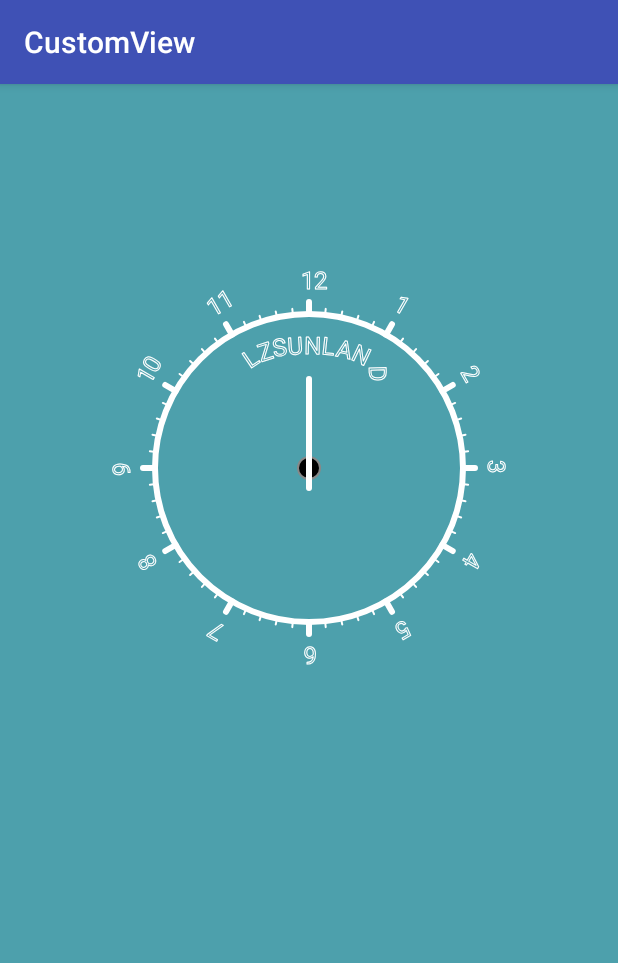
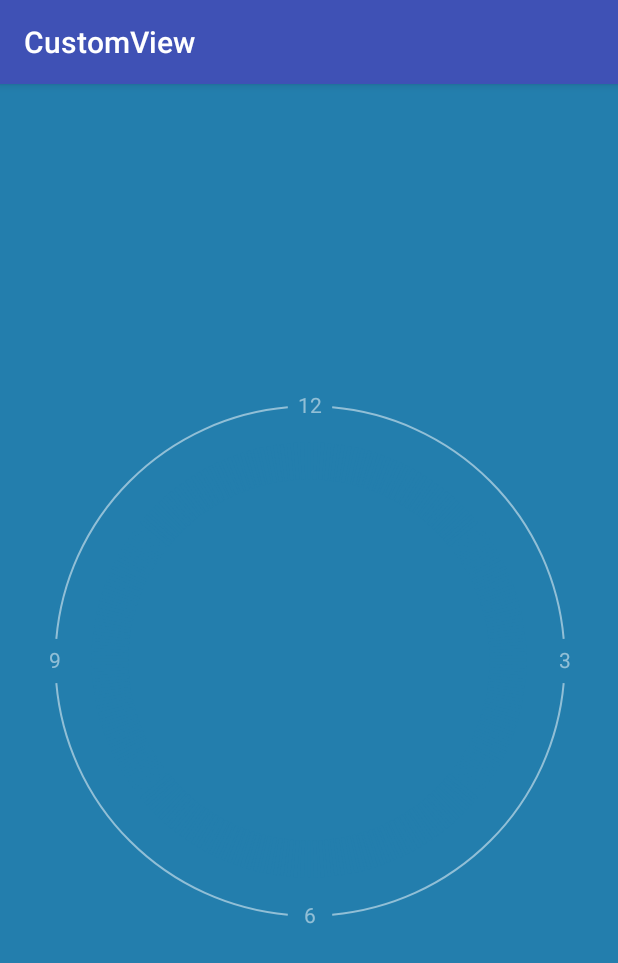
Before and after one commit to colonel1435/CustomView, an Android app: the CanvasViewActivity screen opened directly, with no data from a screen before it, on a phone screen of 412 x 824 dp. Shown: the top 963 px of the screen. Run offline under Robolectric (Android 15) with nearby library versions, the phone set to English and light mode, and no system bars; libraries missing offline, so code that uses them is left out: cn.pedant, com.orhanobut.logger.

Commit message:
Add MiClockView

```diff
--- a/app/src/main/java/com/zero/customview/CanvasViewActivity.java
+++ b/app/src/main/java/com/zero/customview/CanvasViewActivity.java
@@ -11,7 +11,6 @@ public class CanvasViewActivity extends AppCompatActivity {
     protected void onCreate(Bundle savedInstanceState) {
         super.onCreate(savedInstanceState);
         setContentView(R.layout.activity_canvas_view);
-//        setContentView(new ClockView(this));
         mContext = this;
     }
 
--- a/app/src/main/java/com/zero/customview/MainActivity.java
+++ b/app/src/main/java/com/zero/customview/MainActivity.java
@@ -39,6 +39,7 @@ import android.widget.ProgressBar;
 import android.widget.TextView;
 import android.widget.Toast;
 
+import com.orhanobut.logger.Logger;
 import com.zero.customview.adapter.MyGridDividerItemDecoration;
 import com.zero.customview.adapter.RecyclerItemClickListener;
 import com.zero.customview.adapter.RecyclerViewCommonAdapter;
@@ -79,6 +80,8 @@ public class MainActivity extends AppCompatActivity
 
         initData();
         initView();
+
+        Logger.init("wumin").methodCount(0);
     }
 
     private void initData() {
--- /dev/null
+++ b/app/src/main/java/com/zero/customview/view/MiClockView.java
@@ -0,0 +1,262 @@
+package com.zero.customview.view;
+
+import android.animation.ValueAnimator;
+import android.content.Context;
+import android.content.pm.ProviderInfo;
+import android.content.res.TypedArray;
+import android.graphics.Camera;
+import android.graphics.Canvas;
+import android.graphics.Color;
+import android.graphics.Matrix;
+import android.graphics.Paint;
+import android.graphics.Path;
+import android.graphics.Rect;
+import android.graphics.RectF;
+import android.graphics.SweepGradient;
+import android.provider.CalendarContract;
+import android.support.annotation.Nullable;
+import android.util.AttributeSet;
+import android.view.View;
+
+import com.orhanobut.logger.Logger;
+import com.zero.customview.CanvasViewActivity;
+import com.zero.customview.R;
+import com.zero.customview.utils.DisplayUtils;
+
+import java.util.Calendar;
+
+import cn.pedant.SweetAlert.SweetAlertDialog;
+
+/**
+ * Description
+ * Author : Mr.wumin
+ * Email  : fusu1435@163.com
+ * Date   : 2017/7/17 0017 14:46
+ */
+
+public class MiClockView extends View {
+    private Canvas mCanvas;
+    private Paint mTextPaint;
+    private Rect mTextRect;
+    private Paint mCirclePaint;
+    private float mCircleWidth = 2;
+    private RectF mCircleRectF;
+    private RectF mScaleRectF;
+    private Paint mScaleLinePaint;
+    private Paint mScaleArcPaint;
+    private Paint mHourHandPaint;
+    private Paint mMinuteHandPaint;
+    private Paint mScondHandPaint;
+    private Path mHoutHandPath;
+    private Path mMinuteHandPath;
+    private Path mSecondHandPath;
+
+    private int mLightColor;
+    private int mDarkColor;
+    private int mBgColor;
+    private float mTextSize;
+    private float mRadius;
+    private float mScaleLength;
+
+    private float mHourAngle;
+    private float mMinuteAngle;
+    private float mSecondAngle;
+
+    private float mDefaultPadding;
+    private float mPaddingLeft;
+    private float mPaddingRight;
+    private float mPaddingTop;
+    private float mPaddingBottom;
+
+    private SweepGradient mSweepGradient;
+    private Matrix mGradientMatrix;
+    private Matrix mCameraMatrix;
+    private Camera mCamera;
+    private float mCameraRotateX;
+    private float mCameraRotateY;
+    private float mCameraRotateMax = 10;
+    private float mCanvasTranslateX;
+    private float mCanvasTranslateY;
+    private float mCanvasTranslateMax;
+    private ValueAnimator mShakeAnim;
+
+    public MiClockView(Context context) {
+        this(context, null);
+    }
+
+    public MiClockView(Context context, @Nullable AttributeSet attrs) {
+        this(context, attrs, 0);
+    }
+
+    public MiClockView(Context context, @Nullable AttributeSet attrs, int defStyleAttr) {
+        super(context, attrs, defStyleAttr);
+
+        TypedArray ta = context.obtainStyledAttributes(attrs, R.styleable.MiClockView, defStyleAttr, 0);
+        mBgColor = ta.getColor(R.styleable.MiClockView_backgroundColor, Color.parseColor("#237EAD"));
+        mLightColor = ta.getColor(R.styleable.MiClockView_lightColor, Color.parseColor("#FFFFFF"));
+        mDarkColor = ta.getColor(R.styleable.MiClockView_darkColor, Color.parseColor("#80FFFFFF"));
+        mTextSize = ta.getDimension(R.styleable.MiClockView_textSize, DisplayUtils.sp2px(context, 14));
+        ta.recycle();
+
+        initView();
+    }
+
+    private void initView() {
+        setBackgroundColor(mBgColor);
+
+        mHourHandPaint = new Paint(Paint.ANTI_ALIAS_FLAG);
+        mHourHandPaint.setStyle(Paint.Style.FILL);
+        mHourHandPaint.setColor(mDarkColor);
+
+        mMinuteHandPaint = new Paint(Paint.ANTI_ALIAS_FLAG);
+        mMinuteHandPaint.setColor(mLightColor);
+
+        mScondHandPaint = new Paint(Paint.ANTI_ALIAS_FLAG);
+        mScondHandPaint.setStyle(Paint.Style.FILL);
+        mScondHandPaint.setColor(mBgColor);
+
+        mScaleLinePaint = new Paint(Paint.ANTI_ALIAS_FLAG);
+        mScaleLinePaint.setStyle(Paint.Style.STROKE);
+        mScaleLinePaint.setColor(mBgColor);
+
+        mScaleArcPaint = new Paint(Paint.ANTI_ALIAS_FLAG);
+        mScaleArcPaint.setStyle(Paint.Style.STROKE);
+
+        mTextPaint = new Paint(Paint.ANTI_ALIAS_FLAG);
+        mTextPaint.setStyle(Paint.Style.FILL);
+        mTextPaint.setColor(mDarkColor);
+        mTextPaint.setTextSize(mTextSize);
+
+        mCirclePaint = new Paint(Paint.ANTI_ALIAS_FLAG);
+        mCirclePaint.setStyle(Paint.Style.STROKE);
+        mCirclePaint.setStrokeWidth(mCircleWidth);
+        mCirclePaint.setColor(mDarkColor);
+
+        mTextRect = new Rect();
+        mCircleRectF = new RectF();
+        mScaleRectF = new RectF();
+        mHoutHandPath = new Path();
+        mMinuteHandPath = new Path();
+        mSecondHandPath = new Path();
+
+        mGradientMatrix = new Matrix();
+        mCameraMatrix = new Matrix();
+        mCamera = new Camera();
+    }
+
+    @Override
+    protected void onMeasure(int widthMeasureSpec, int heightMeasureSpec) {
+        setMeasuredDimension(measureDimension(widthMeasureSpec), measureDimension(heightMeasureSpec));
+    }
+
+    @Override
+    protected void onSizeChanged(int w, int h, int oldw, int oldh) {
+        super.onSizeChanged(w, h, oldw, oldh);
+        mRadius = Math.min(w - getPaddingLeft() - getPaddingRight(),
+                            h - getPaddingTop() - getPaddingBottom()) / 2;
+        mDefaultPadding = 0.15f * mRadius;
+        mPaddingLeft = mDefaultPadding + w/ 2 - mRadius + getPaddingLeft();
+        mPaddingTop = mDefaultPadding + h / 2 - mRadius + getPaddingTop();
+        mPaddingRight = mPaddingLeft;
+        mPaddingBottom = mPaddingTop;
+        mScaleLength = 0.12f * mRadius;
+        mScaleArcPaint.setStrokeWidth(mScaleLength);
+        mScaleLinePaint.setStrokeWidth(0.012f*mRadius);
+        mCanvasTranslateMax = 0.02f * mRadius;
+        mSweepGradient = new SweepGradient(w/2, h/2,
+                new int[]{mDarkColor, mLightColor},
+                new float[]{0.75f, 1});
+
+
+    }
+
+    @Override
+    protected void onDraw(Canvas canvas) {
+        mCanvas = canvas;
+        setCameraRotate();
+        getTimeAngle();
+        drawTimeText();
+        drawScaleLine();
+        drawSecondHand();
+        drawMinuteHand();
+        drawHourHand();
+        invalidate();
+    }
+
+    private int measureDimension(int measureSpec) {
+        int result;
+        int mode = MeasureSpec.getMode(measureSpec);
+        int size = MeasureSpec.getSize(measureSpec);
+        if (mode == MeasureSpec.EXACTLY) {
+            result = size;
+        } else {
+            result = 800;
+            if (mode == MeasureSpec.AT_MOST) {
+                result = Math.min(result, size);
+            }
+        }
+
+        return result;
+    }
+
+    private void setCameraRotate() {}
+
+    private void getTimeAngle() {
+        Calendar calendar = Calendar.getInstance();
+        float millionSecond = calendar.get(Calendar.MILLISECOND);
+        float second = calendar.get(Calendar.SECOND) + millionSecond / 1000;
+        float minute = calendar.get(Calendar.MINUTE) + second / 60;
+        float hour = calendar.get(Calendar.HOUR) + minute / 60;
+        mSecondAngle = second / 60 * 360;
+        mMinuteAngle = minute / 60 * 360;
+        mHourAngle = hour / 12 * 360;
+
+    }
+
+    private void drawTimeText() {
+        String timeText = "12";
+        mTextPaint.getTextBounds(timeText, 0, timeText.length(), mTextRect);
+        int textLargeWidth = mTextRect.width();
+        mCanvas.drawText("12", getWidth()/2 - textLargeWidth/2, mPaddingTop + mTextRect.height(), mTextPaint);
+        timeText = "3";
+        mTextPaint.getTextBounds(timeText, 0, timeText.length(), mTextRect);
+        int textSingleWidth = mTextRect.width();
+        mCanvas.drawText("3", getWidth() - mPaddingRight - mTextRect.height()/2 - textSingleWidth/2,
+                        getHeight() / 2 + mTextRect.height() / 2, mTextPaint);
+        mCanvas.drawText("6", getWidth() / 2 - textSingleWidth / 2, getHeight() - mPaddingBottom, mTextPaint);
+        mCanvas.drawText("9", mPaddingLeft + mTextRect.height() / 2 - textSingleWidth / 2,
+                        getHeight() / 2 + mTextRect.height() / 2, mTextPaint);
+
+        mCircleRectF.set(mPaddingLeft + mTextRect.height() / 2 + mCircleWidth / 2,
+                        mPaddingTop + mTextRect.height() / 2 + mCircleWidth / 2,
+                        getWidth() - mPaddingRight - mTextRect.height() / 2 + mCircleWidth / 2,
+                        getHeight() - mPaddingBottom - mTextRect.height() / 2 + mCircleWidth / 2);
+
+        for (int i = 0; i < 4; i++) {
+            mCanvas.drawArc(mCircleRectF, 5+ 90 * i, 80, false, mCirclePaint);
+        }
+    }
+
+    private void drawScaleLine() {
+        mCanvas.save();
+
+
+        for (int i = 0; i < 200; i++) {
+            mCanvas.drawLine(getWidth()/2, mPaddingTop + mScaleLength + mTextRect.height() / 2,
+                    getWidth() / 2,
+                    mPaddingTop + 2 * mScaleLength + mTextRect.height() / 2,
+                    mScaleLinePaint);
+            mCanvas.rotate(1.8f, getWidth() / 2, getHeight() / 2);
+        }
+        mCanvas.restore();
+    }
+
+    private void drawSecondHand() {
+
+    }
+
+    private void drawMinuteHand() {}
+
+    private void drawHourHand() {}
+
+}
--- a/app/src/main/res/layout/activity_canvas_view.xml
+++ b/app/src/main/res/layout/activity_canvas_view.xml
@@ -1,13 +1,17 @@
 <?xml version="1.0" encoding="utf-8"?>
 <LinearLayout xmlns:android="http://schemas.android.com/apk/res/android"
-    xmlns:app="http://schemas.android.com/apk/res-auto"
+    xmlns:wumin="http://schemas.android.com/apk/res-auto"
     xmlns:tools="http://schemas.android.com/tools"
     android:layout_width="match_parent"
     android:layout_height="match_parent"
     android:orientation="vertical"
     tools:context="com.zero.customview.CanvasViewActivity">
 
-    <com.zero.customview.view.ClockView
+    <com.zero.customview.view.MiClockView
         android:layout_width="match_parent"
-        android:layout_height="match_parent"/>
+        android:layout_height="match_parent"
+        wumin:backgroundColor="#237EAD"
+        wumin:darkColor="#80ffffff"
+        wumin:lightColor="#ffffff"
+        wumin:textSize="14sp" />
 </LinearLayout>
--- /dev/null
+++ b/app/src/main/res/values/attr_clock_view.xml
@@ -0,0 +1,9 @@
+<?xml version="1.0" encoding="utf-8"?>
+<resources>
+    <declare-styleable name="MiClockView">
+        <attr name="backgroundColor" format="color"/>
+        <attr name="lightColor" format="color"/>
+        <attr name="darkColor" format="color"/>
+        <attr name="textSize" format="dimension"/>
+    </declare-styleable>
+</resources>
```
